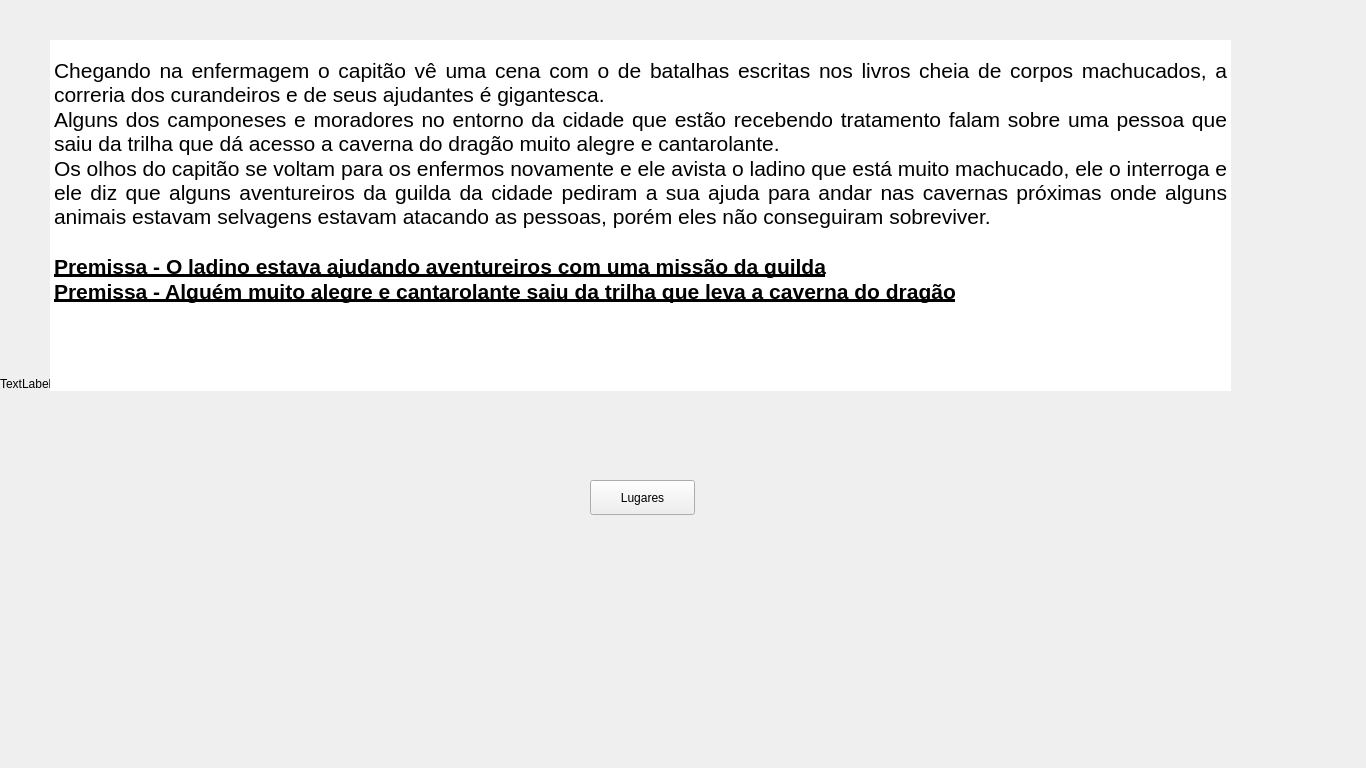
Old version of the form ui/eighthwindow.ui in the repository eriklemy/Detetive.
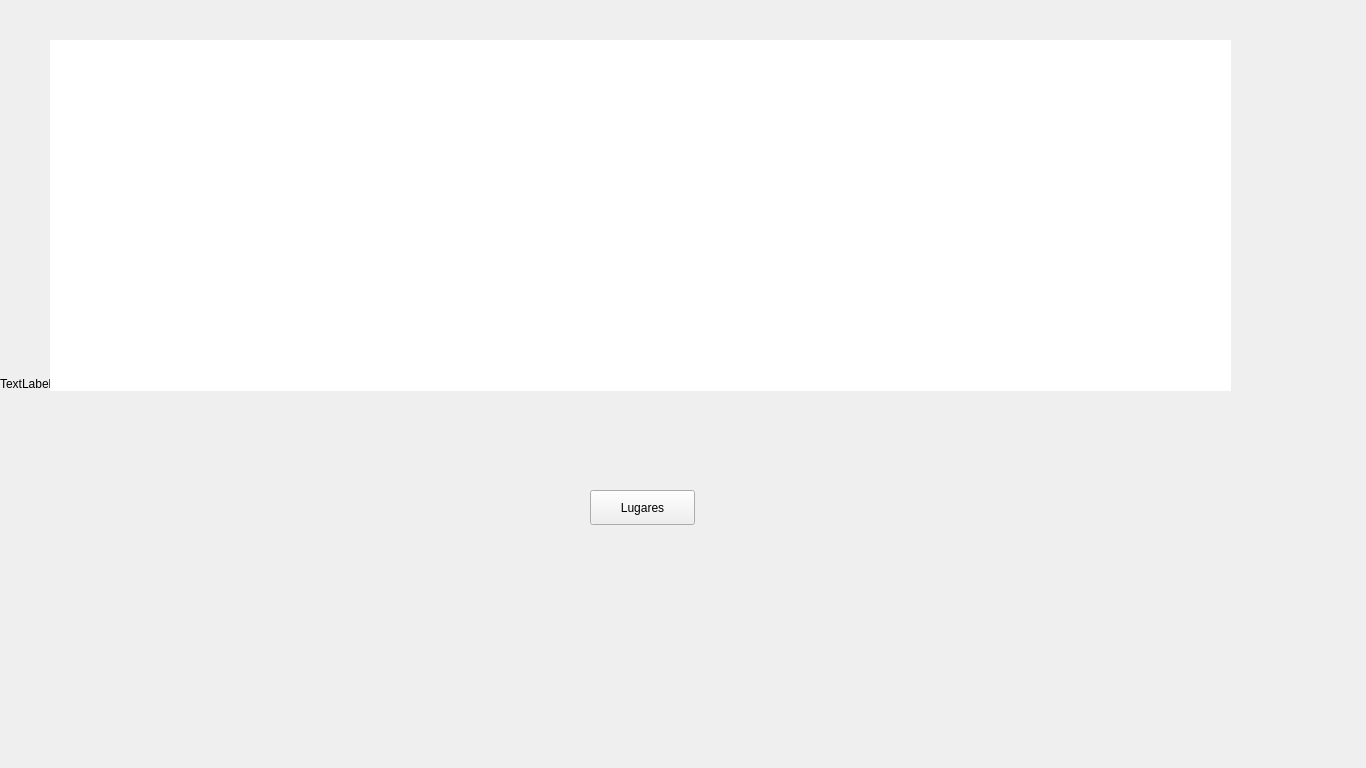
New version of the form.

Diff of the .ui file:
```diff
--- a/ui/eighthwindow.ui
+++ b/ui/eighthwindow.ui
@@ -49,7 +49,7 @@
     <property name="geometry">
      <rect>
       <x>590</x>
-      <y>480</y>
+      <y>490</y>
       <width>105</width>
       <height>35</height>
      </rect>
@@ -76,12 +76,12 @@
 p, li { white-space: pre-wrap; }
 &lt;/style&gt;&lt;/head&gt;&lt;body style=&quot; font-family:'Segoe UI'; font-size:9pt; font-weight:400; font-style:normal;&quot;&gt;
 &lt;p align=&quot;justify&quot; style=&quot;-qt-paragraph-type:empty; margin-top:0px; margin-bottom:0px; margin-left:0px; margin-right:0px; -qt-block-indent:0; text-indent:0px;&quot;&gt;&lt;br /&gt;&lt;/p&gt;
-&lt;p align=&quot;justify&quot; style=&quot; margin-top:0px; margin-bottom:0px; margin-left:0px; margin-right:0px; -qt-block-indent:0; text-indent:0px;&quot;&gt;&lt;span style=&quot; font-size:16pt;&quot;&gt;Chegando na enfermagem o capitão vê uma cena com o de batalhas escritas nos livros cheia de corpos machucados, a correria dos curandeiros e de seus ajudantes é gigantesca.&lt;/span&gt;&lt;/p&gt;
-&lt;p align=&quot;justify&quot; style=&quot; margin-top:0px; margin-bottom:0px; margin-left:0px; margin-right:0px; -qt-block-indent:0; text-indent:0px;&quot;&gt;&lt;span style=&quot; font-size:16pt;&quot;&gt;Alguns dos camponeses e moradores no entorno da cidade que estão recebendo tratamento falam sobre uma pessoa que saiu da trilha que dá acesso a caverna do dragão muito alegre e cantarolante.&lt;/span&gt;&lt;/p&gt;
-&lt;p align=&quot;justify&quot; style=&quot; margin-top:0px; margin-bottom:0px; margin-left:0px; margin-right:0px; -qt-block-indent:0; text-indent:0px;&quot;&gt;&lt;span style=&quot; font-size:16pt;&quot;&gt;Os olhos do capitão se voltam para os enfermos novamente e ele avista o ladino que está muito machucado, ele o interroga e ele diz que alguns aventureiros da guilda da cidade pediram a sua ajuda para andar nas cavernas próximas onde alguns animais estavam selvagens estavam atacando as pessoas, porém eles não conseguiram sobreviver.&lt;/span&gt;&lt;/p&gt;
-&lt;p align=&quot;justify&quot; style=&quot;-qt-paragraph-type:empty; margin-top:0px; margin-bottom:0px; margin-left:0px; margin-right:0px; -qt-block-indent:0; text-indent:0px; font-size:16pt;&quot;&gt;&lt;br /&gt;&lt;/p&gt;
-&lt;p align=&quot;justify&quot; style=&quot; margin-top:0px; margin-bottom:0px; margin-left:0px; margin-right:0px; -qt-block-indent:0; text-indent:0px;&quot;&gt;&lt;span style=&quot; font-size:16pt; font-weight:700; text-decoration: underline;&quot;&gt;Premissa - O ladino estava ajudando aventureiros com uma missão da guilda&lt;/span&gt;&lt;/p&gt;
-&lt;p align=&quot;justify&quot; style=&quot; margin-top:0px; margin-bottom:0px; margin-left:0px; margin-right:0px; -qt-block-indent:0; text-indent:0px;&quot;&gt;&lt;span style=&quot; font-size:16pt; font-weight:700; text-decoration: underline;&quot;&gt;Premissa - Alguém muito alegre e cantarolante saiu da trilha que leva a caverna do dragão&lt;/span&gt;&lt;/p&gt;&lt;/body&gt;&lt;/html&gt;</string>
+&lt;p align=&quot;justify&quot; style=&quot; margin-top:0px; margin-bottom:0px; margin-left:0px; margin-right:0px; -qt-block-indent:0; text-indent:0px;&quot;&gt;&lt;span style=&quot; font-size:16pt; color:#ffffff;&quot;&gt;Chegando na enfermagem o capitão vê uma cena com o de batalhas escritas nos livros cheia de corpos machucados, a correria dos curandeiros e de seus ajudantes é gigantesca.&lt;/span&gt;&lt;/p&gt;
+&lt;p align=&quot;justify&quot; style=&quot; margin-top:0px; margin-bottom:0px; margin-left:0px; margin-right:0px; -qt-block-indent:0; text-indent:0px;&quot;&gt;&lt;span style=&quot; font-size:16pt; color:#ffffff;&quot;&gt;Alguns dos camponeses e moradores no entorno da cidade que estão recebendo tratamento falam sobre uma pessoa que saiu da trilha que dá acesso a caverna do dragão muito alegre e cantarolante.&lt;/span&gt;&lt;/p&gt;
+&lt;p align=&quot;justify&quot; style=&quot; margin-top:0px; margin-bottom:0px; margin-left:0px; margin-right:0px; -qt-block-indent:0; text-indent:0px;&quot;&gt;&lt;span style=&quot; font-size:16pt; color:#ffffff;&quot;&gt;Os olhos do capitão se voltam para os enfermos novamente e ele avista o ladino que está muito machucado, ele o interroga e ele diz que alguns aventureiros da guilda da cidade pediram a sua ajuda para andar nas cavernas próximas onde alguns animais estavam selvagens estavam atacando as pessoas, porém eles não conseguiram sobreviver.&lt;/span&gt;&lt;/p&gt;
+&lt;p align=&quot;justify&quot; style=&quot;-qt-paragraph-type:empty; margin-top:0px; margin-bottom:0px; margin-left:0px; margin-right:0px; -qt-block-indent:0; text-indent:0px; font-size:16pt; color:#ffffff;&quot;&gt;&lt;br /&gt;&lt;/p&gt;
+&lt;p align=&quot;justify&quot; style=&quot; margin-top:0px; margin-bottom:0px; margin-left:0px; margin-right:0px; -qt-block-indent:0; text-indent:0px;&quot;&gt;&lt;span style=&quot; font-size:16pt; font-weight:700; text-decoration: underline; color:#ffffff;&quot;&gt;Premissa - O ladino estava ajudando aventureiros com uma missão da guilda&lt;/span&gt;&lt;/p&gt;
+&lt;p align=&quot;justify&quot; style=&quot; margin-top:0px; margin-bottom:0px; margin-left:0px; margin-right:0px; -qt-block-indent:0; text-indent:0px;&quot;&gt;&lt;span style=&quot; font-size:16pt; font-weight:700; text-decoration: underline; color:#ffffff;&quot;&gt;Premissa - Alguém muito alegre e cantarolante saiu da trilha que leva a caverna do dragão&lt;/span&gt;&lt;/p&gt;&lt;/body&gt;&lt;/html&gt;</string>
     </property>
    </widget>
   </widget>
```
